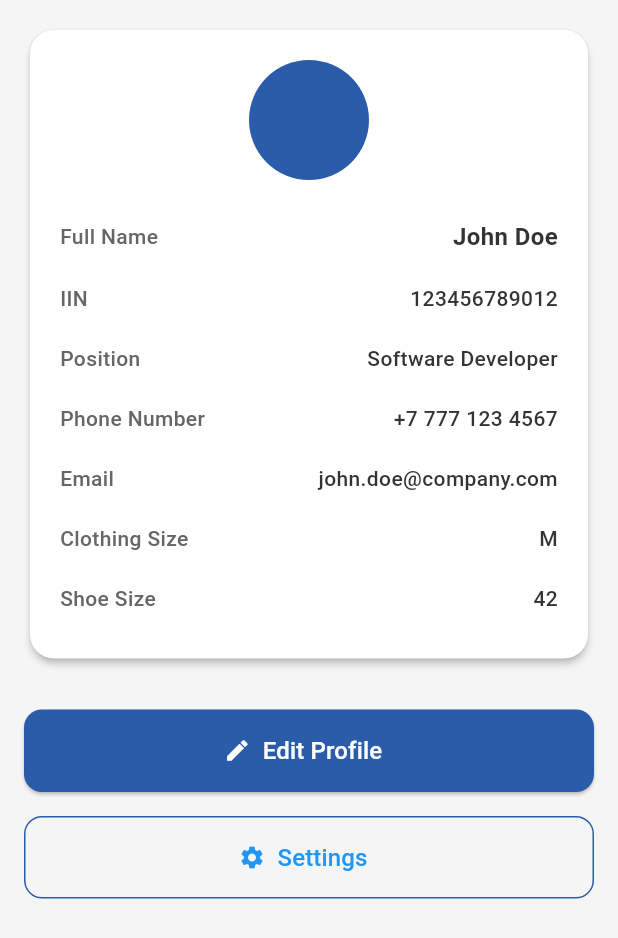
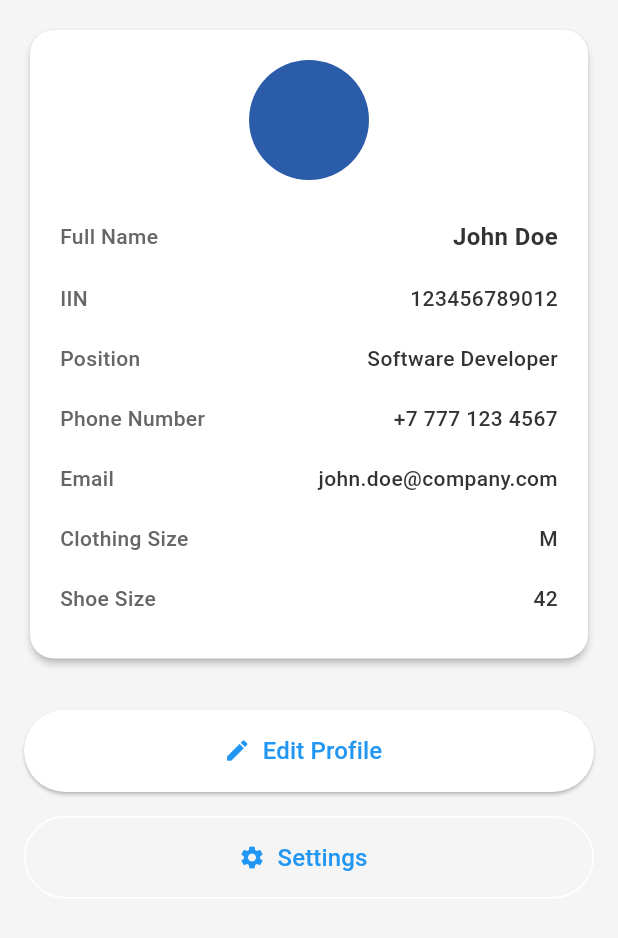
Before and after one commit to DidarTito/corporate_app, a Flutter app: the ProfileScreen screen opened directly, on a phone screen of 412 x 824 dp. Shown: the top 938 px of the screen. Run offline on Flutter 3.47's test engine with Material 3 defaults, Android fonts, the phone set to English and light mode, and no system bars.

Commit message:
profile screen updated: theme integration and navigation fixes

```diff
--- a/lib/screens/profile_screen.dart
+++ b/lib/screens/profile_screen.dart
@@ -1,14 +1,11 @@
 import 'package:corporate_app/models/user_model.dart';
 import 'package:flutter/material.dart';
 import 'package:provider/provider.dart';
-import 'notifications_screen.dart';
 import 'profile_edit_screen.dart';
 import 'settings_screen.dart';
-import '../widgets/home_app_bar.dart';
 import '../widgets/profile_card.dart';
 import '../data/mock_data.dart';
 import '../providers/settings_provider.dart';
-import '../utils/constants.dart';
 
 class ProfileScreen extends StatelessWidget {
   const ProfileScreen({super.key});
@@ -58,13 +55,6 @@ class ProfileScreen extends StatelessWidget {
                     style: TextStyle(fontSize: 16),
                   ),
                 ),
-                style: ElevatedButton.styleFrom(
-                  backgroundColor: AppColors.primaryBlue,
-                  foregroundColor: Colors.white,
-                  shape: RoundedRectangleBorder(
-                    borderRadius: BorderRadius.circular(12),
-                  ),
-                ),
               ),
             ),
             const SizedBox(height: 16),
@@ -87,12 +77,6 @@ class ProfileScreen extends StatelessWidget {
                   child: Text(
                     'Settings',
                     style: TextStyle(fontSize: 16),
-                  ),
-                ),
-                style: OutlinedButton.styleFrom(
-                  side: BorderSide(color: AppColors.primaryBlue),
-                  shape: RoundedRectangleBorder(
-                    borderRadius: BorderRadius.circular(12),
                   ),
                 ),
               ),
```
